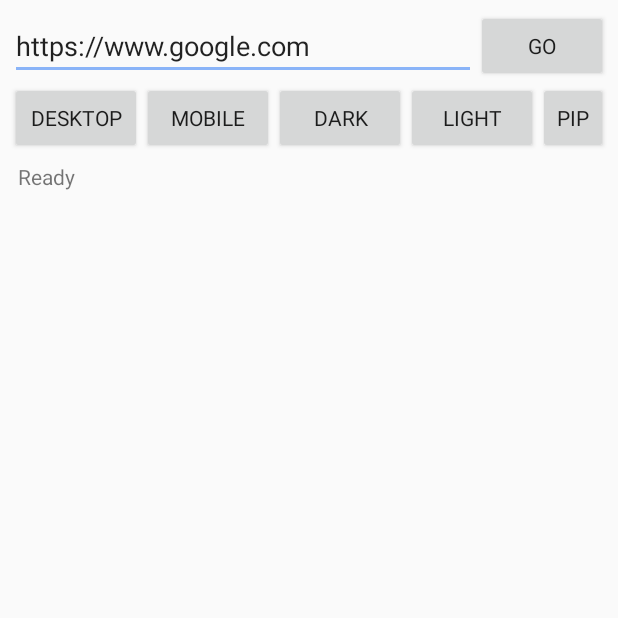
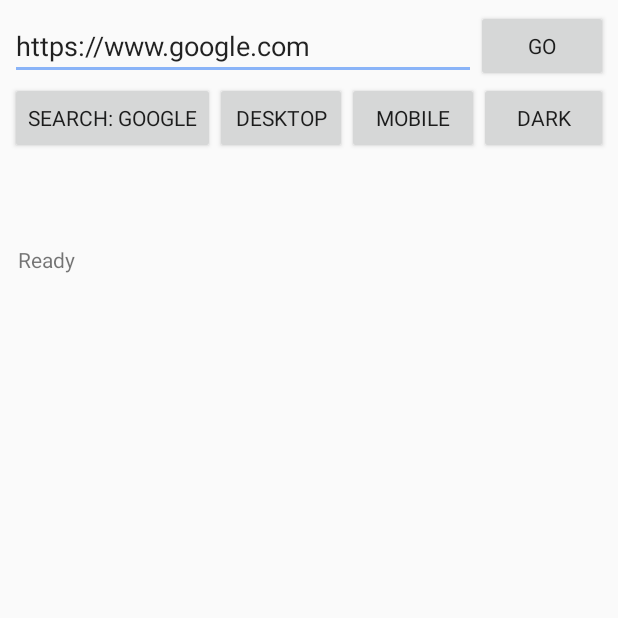
Before and after one commit to yousef-mohamed-web/android-browser, an Android app: the screen it shows after launch (MainActivity), on a phone screen of 412 x 824 dp, the top half of it. Run offline under Robolectric (Android 15) with nearby library versions, the phone set to English and light mode, and no system bars; libraries missing offline, so code that uses them is left out: org.mozilla.geckoview; 7 statements that could not run were skipped.

Commit message:
Add selectable default search engine

```diff
--- a/app/src/main/java/com/example/geckobrowser/MainActivity.kt
+++ b/app/src/main/java/com/example/geckobrowser/MainActivity.kt
@@ -6,6 +6,7 @@ import android.os.Build
 import android.os.Bundle
 import android.util.Rational
 import android.view.Gravity
+import android.widget.PopupMenu
 import android.view.View
 import android.widget.Button
 import android.widget.EditText
@@ -27,6 +28,9 @@ class MainActivity : ComponentActivity() {
     private lateinit var geckoView: GeckoView
     private lateinit var address: EditText
     private lateinit var status: TextView
+    private lateinit var searchEngineButton: Button
+    private val searchPrefs by lazy { getSharedPreferences("browser_preferences", MODE_PRIVATE) }
+    private val searchEngines = linkedMapOf("Google" to "https://www.google.com/search?q=", "Bing" to "https://www.bing.com/search?q=", "DuckDuckGo" to "https://duckduckgo.com/?q=")
     private val insecure = InsecureNavigationGate()
     private var pendingHttp: String? = null
 
@@ -40,6 +44,11 @@ class MainActivity : ComponentActivity() {
         val go = Button(this).apply { text = "Go"; setOnClickListener { navigate(address.text.toString()) } }
         toolbar.addView(address, LinearLayout.LayoutParams(0, -2, 1f)); toolbar.addView(go)
         val actions = LinearLayout(this).apply { orientation = LinearLayout.HORIZONTAL }
+        searchEngineButton = Button(this).apply {
+            text = "Search: ${selectedSearchEngine()}"
+            setOnClickListener { showSearchEngineMenu() }
+        }
+        actions.addView(searchEngineButton)
         actions.addView(Button(this).apply { text = "Desktop"; setOnClickListener { BrowserEngine.setDesktopMode(session, true) } })
         actions.addView(Button(this).apply { text = "Mobile"; setOnClickListener { BrowserEngine.setDesktopMode(session, false) } })
         actions.addView(Button(this).apply { text = "Dark"; setOnClickListener { AppCompatDelegate.setDefaultNightMode(AppCompatDelegate.MODE_NIGHT_YES) } })
@@ -71,9 +80,28 @@ class MainActivity : ComponentActivity() {
     private fun navigate(raw: String) {
         val value = raw.trim()
         if (value.isEmpty()) return
-        val uri = if (value.contains(" ") || (!value.contains("://") && !value.contains('.'))) BrowserEngine.googleSearchUrl(value) else if (!value.contains("://")) "https://$value" else value
+        val uri = if (value.contains(" ") || (!value.contains("://") && !value.contains('.'))) searchUrl(value) else if (!value.contains("://")) "https://$value" else value
         if (uri.startsWith("http://") && !insecure.isAllowed(uri)) { pendingHttp = uri; showHttpWarning(uri); return }
         session.loadUri(uri)
+    }
+
+    private fun selectedSearchEngine(): String = searchPrefs.getString("search_engine", "Google") ?: "Google"
+
+    private fun searchUrl(query: String): String {
+        val base = searchEngines[selectedSearchEngine()] ?: searchEngines.getValue("Google")
+        return base + java.net.URLEncoder.encode(query, Charsets.UTF_8.name())
+    }
+
+    private fun showSearchEngineMenu() {
+        PopupMenu(this, searchEngineButton).apply {
+            searchEngines.keys.forEach { engine -> menu.add(engine) }
+            setOnMenuItemClickListener { item ->
+                searchPrefs.edit().putString("search_engine", item.title.toString()).apply()
+                searchEngineButton.text = "Search: ${selectedSearchEngine()}"
+                true
+            }
+            show()
+        }
     }
 
     private fun showHttpWarning(uri: String) {
```
